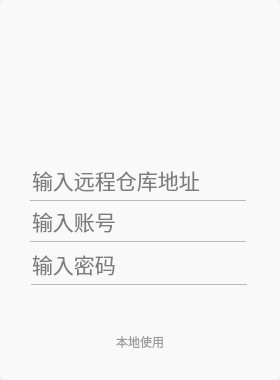
First picture: the form in views/loginwidget.ui, repository Gitnoter/Gitnoter, before the edit.
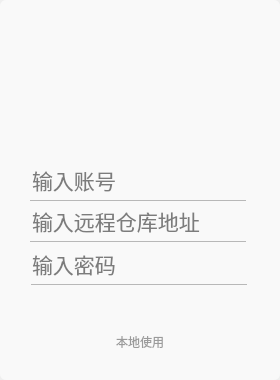
Second picture: the form after the edit. Icons and pictures are not drawn.

What changed in the file:
```diff
--- a/views/loginwidget.ui
+++ b/views/loginwidget.ui
@@ -82,7 +82,7 @@
       <property name="geometry">
        <rect>
         <x>30</x>
-        <y>201</y>
+        <y>160</y>
         <width>218</width>
         <height>43</height>
        </rect>
@@ -188,7 +188,7 @@
       <property name="geometry">
        <rect>
         <x>30</x>
-        <y>160</y>
+        <y>201</y>
         <width>218</width>
         <height>43</height>
        </rect>
```
Left out of the diff: 33 changed lines with no effect on the pictures.
